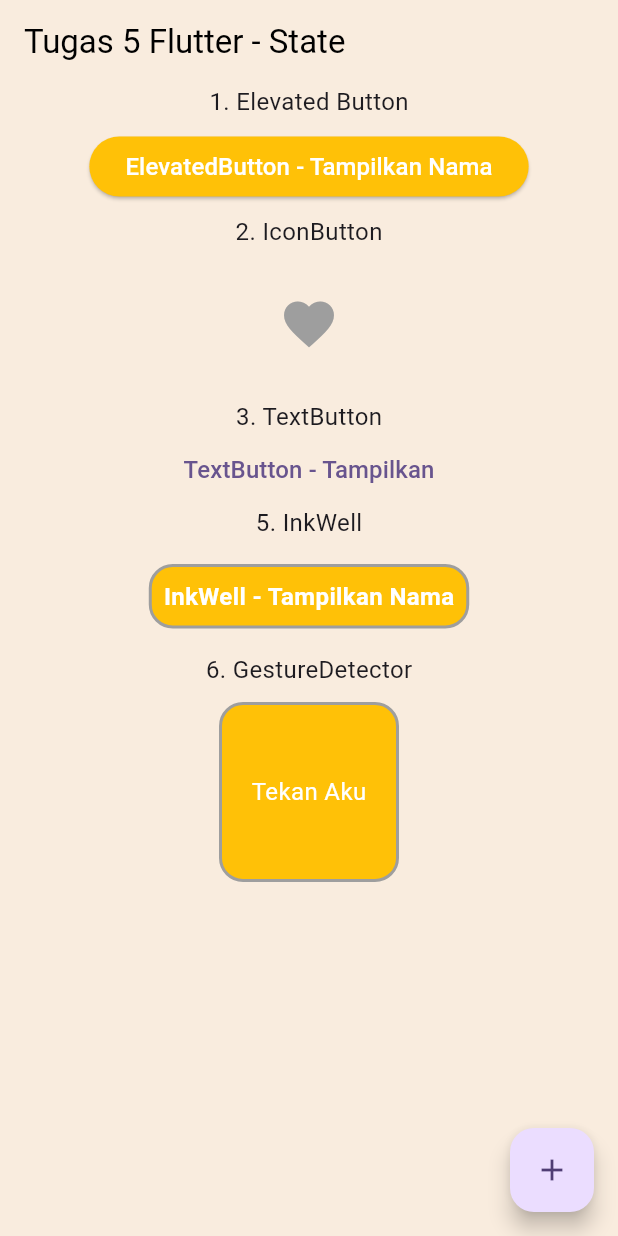
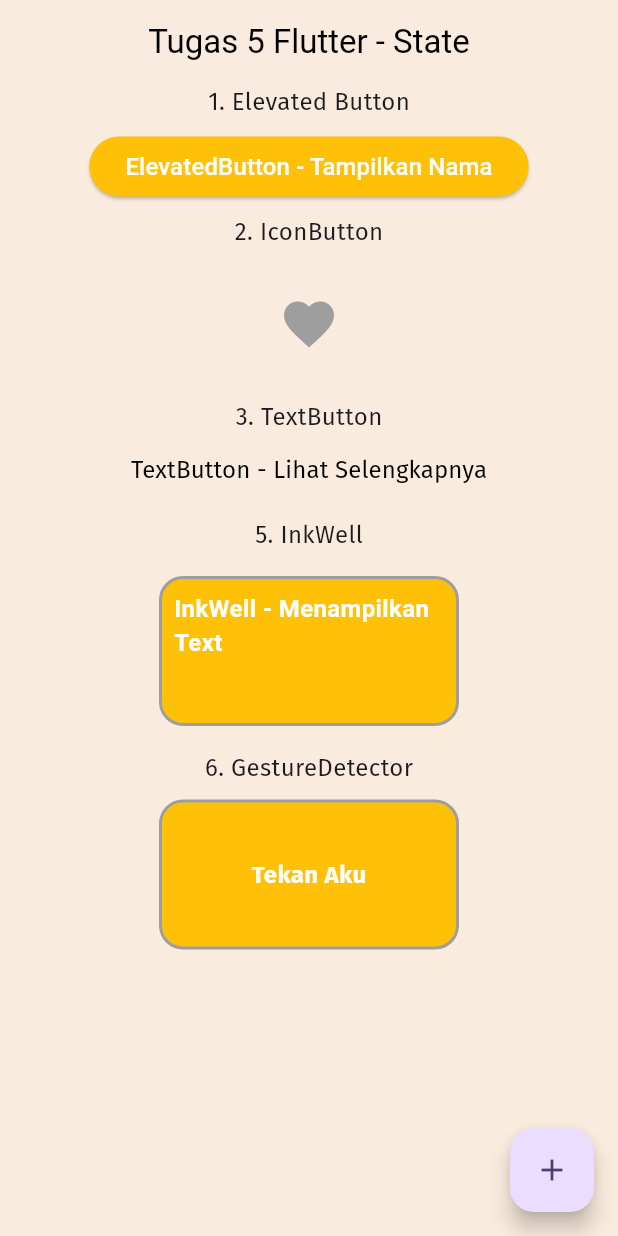
Before and after one commit to gerrybagaskoro/PPKDJP_MPRO_B3_2025, a Flutter app: the screen it shows after launch, on a phone screen of 412 x 824 dp. Run offline on Flutter 3.47's test engine with Material 3 defaults, Android fonts, the phone set to English and light mode, and no system bars.

Commit message:
tugas 5 flutter final 02

```diff
--- a/lib/tugas_flutter_5/start.dart
+++ b/lib/tugas_flutter_5/start.dart
@@ -21,6 +21,7 @@ class _Tugas5FlutterState extends State<Tugas5Flutter> {
         title: Text("Tugas 5 Flutter - State"),
         backgroundColor: const Color(0xFFF9ECDE),
         foregroundColor: Colors.black,
+        centerTitle: true,
       ),
       floatingActionButton: FloatingActionButton(
         child: Icon(Icons.add),
@@ -32,7 +33,10 @@ class _Tugas5FlutterState extends State<Tugas5Flutter> {
       body: Column(
         children: [
           Center(),
-          Text("1. Elevated Button", style: TextStyle(fontSize: 16)),
+          Text(
+            "1. Elevated Button",
+            style: TextStyle(fontSize: 16, fontFamily: "FiraSans"),
+          ),
           SizedBox(height: 8),
           ElevatedButton(
             style: ButtonStyle(
@@ -54,7 +58,10 @@ class _Tugas5FlutterState extends State<Tugas5Flutter> {
             ),
           ),
           SizedBox(height: 8),
-          Text("2. IconButton", style: TextStyle(fontSize: 16)),
+          Text(
+            "2. IconButton",
+            style: TextStyle(fontSize: 16, fontFamily: "FiraSans"),
+          ),
           SizedBox(height: 8),
           Container(
             margin: EdgeInsets.all(8),
@@ -79,13 +86,49 @@ class _Tugas5FlutterState extends State<Tugas5Flutter> {
             Text(
               'Disukai',
               style: TextStyle(
-                fontSize: 18,
+                fontSize: 16,
                 color: Colors.red,
                 fontWeight: FontWeight.bold,
+                fontFamily: "FiraSans",
               ),
             ),
           SizedBox(height: 8),
-          Text("3. TextButton", style: TextStyle(fontSize: 16)),
+          Text(
+            "3. TextButton",
+            style: TextStyle(fontSize: 16, fontFamily: "FiraSans"),
+          ),
+          // Container(
+          //   margin: EdgeInsets.all(8),
+          //   padding: EdgeInsets.all(6),
+          //   width: 200,
+          //   height: 100,
+          //   decoration: BoxDecoration(
+          //     color: Colors.amber,
+          //     border: Border.all(color: Colors.grey, width: 2),
+          //   ),
+          //   child: Center(
+          //     child: TextButton(
+          //       onPressed: () {
+          //         setState(() {
+          //           tampilkanNamaTextButton = !tampilkanNamaTextButton;
+          //         });
+          //         print("tampilkanNamaTextButton");
+          //         print(tampilkanNamaTextButton);
+          //       },
+          //       child: Text(
+          //         tampilkanNamaTextButton
+          //             ? "Ini adalah Text Button"
+          //             : "TextButton - Lihat Selengkapnya",
+          //         style: TextStyle(
+          //           fontSize: 16,
+          //           fontFamily: "FiraSans",
+          //           fontWeight: FontWeight.bold,
+          //           color: Colors.white,
+          //         ),
+          //       ),
+          //     ),
+          //   ),
+          // ),
           TextButton(
             onPressed: () {
               setState(() {
@@ -96,25 +139,45 @@ class _Tugas5FlutterState extends State<Tugas5Flutter> {
             },
             child: Text(
               tampilkanNamaTextButton
-                  ? "Gerry Bagaskoro Putro"
-                  : "TextButton - Tampilkan",
-              style: TextStyle(fontSize: 16),
+                  ? "Ini adalah Text Button"
+                  : "TextButton - Lihat Selengkapnya",
+              style: TextStyle(
+                fontSize: 16,
+                fontFamily: "FiraSans",
+                // fontWeight: FontWeight.bold,
+                color: Colors.black,
+              ),
             ),
           ),
-          // SizedBox(height: 8),
-          Text("5. InkWell", style: TextStyle(fontSize: 16)),
+          if (tampilkanNamaTextButton)
+            Text(
+              'TextButton - Deskripsi Tambahan',
+              style: TextStyle(
+                fontSize: 16,
+                color: Colors.black,
+                // fontWeight: FontWeight.bold,
+                fontFamily: "FiraSans",
+              ),
+            ),
+          SizedBox(height: 8),
+          Text(
+            "5. InkWell",
+            style: TextStyle(fontSize: 16, fontFamily: "FiraSans"),
+          ),
           SizedBox(height: 8),
           InkWell(
             onTap: () {
               setState(() {
                 tampilkanNamaInkWell = !tampilkanNamaInkWell;
               });
-              print("tampilkanNamaInkWell");
+              print("Kotak disentuh");
               print(tampilkanNamaInkWell);
             },
             child: Padding(
               padding: const EdgeInsets.all(8.0),
               child: Container(
+                width: 200,
+                height: 100,
                 padding: const EdgeInsets.all(8.0),
                 decoration: BoxDecoration(
                   color: Colors.amber,
@@ -122,9 +185,7 @@ class _Tugas5FlutterState extends State<Tugas5Flutter> {
                   borderRadius: BorderRadius.circular(16),
                 ),
                 child: Text(
-                  tampilkanNamaInkWell
-                      ? "Gerry Bagaskoro Putro"
-                      : "InkWell - Tampilkan Nama",
+                  tampilkanNamaInkWell ? "" : "InkWell - Menampilkan Text",
                   style: TextStyle(
                     fontSize: 16,
                     color: Colors.white,
@@ -134,8 +195,21 @@ class _Tugas5FlutterState extends State<Tugas5Flutter> {
               ),
             ),
           ),
+          // if (tampilkanNamaInkWell)
+          //   Text(
+          //     'Gerry Bagaskoro Putro',
+          //     style: TextStyle(
+          //       fontSize: 18,
+          //       color: Colors.black,
+          //       // fontWeight: FontWeight.bold,
+          //       fontFamily: "FiraSans",
+          //     ),
+          //   ),
           SizedBox(height: 8),
-          Text("6. GestureDetector", style: TextStyle(fontSize: 16)),
+          Text(
+            "6. GestureDetector",
+            style: TextStyle(fontSize: 16, fontFamily: "FiraSans"),
+          ),
           SizedBox(height: 8),
           GestureDetector(
             onDoubleTap: () {
@@ -151,8 +225,8 @@ class _Tugas5FlutterState extends State<Tugas5Flutter> {
               // color: Colors.amber, //Cause Error
               padding: const EdgeInsets.all(8),
               margin: EdgeInsets.all(2),
-              width: 120,
-              height: 120,
+              width: 200,
+              height: 100,
               decoration: BoxDecoration(
                 border: Border.all(color: Colors.grey, width: 2),
                 borderRadius: BorderRadius.circular(16),
@@ -161,7 +235,12 @@ class _Tugas5FlutterState extends State<Tugas5Flutter> {
               child: const Center(
                 child: Text(
                   "Tekan Aku",
-                  style: TextStyle(fontSize: 16, color: Colors.white),
+                  style: TextStyle(
+                    fontSize: 16,
+                    color: Colors.white,
+                    fontFamily: "FiraSans",
+                    fontWeight: FontWeight.bold,
+                  ),
                 ),
               ),
             ),
```
